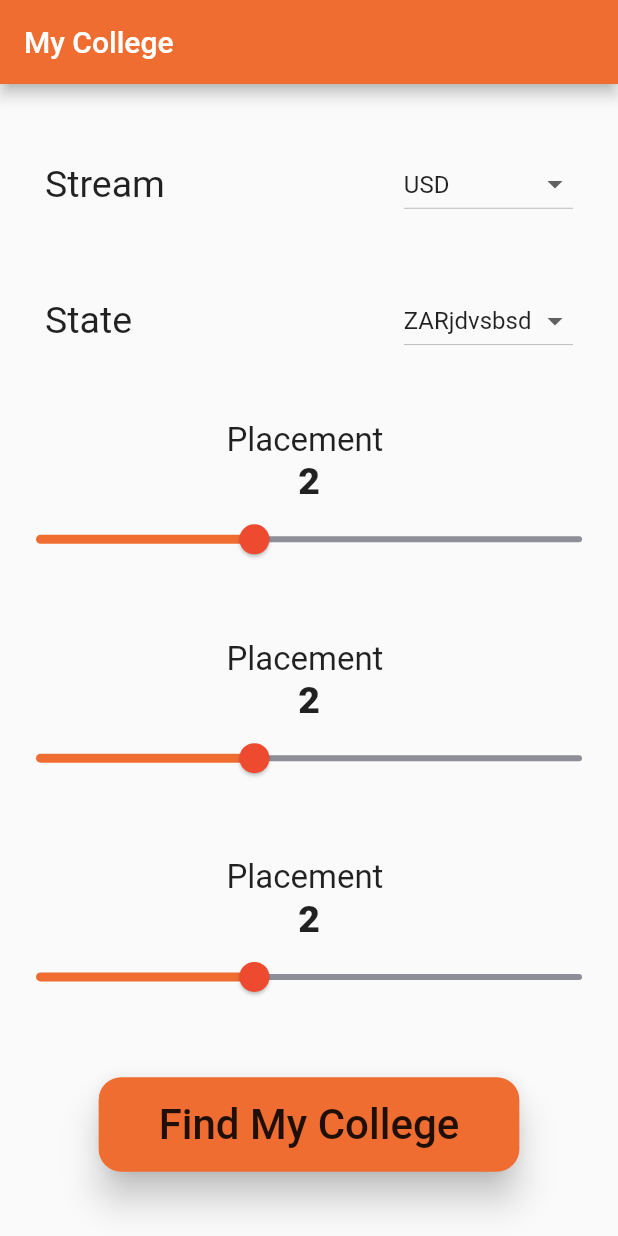
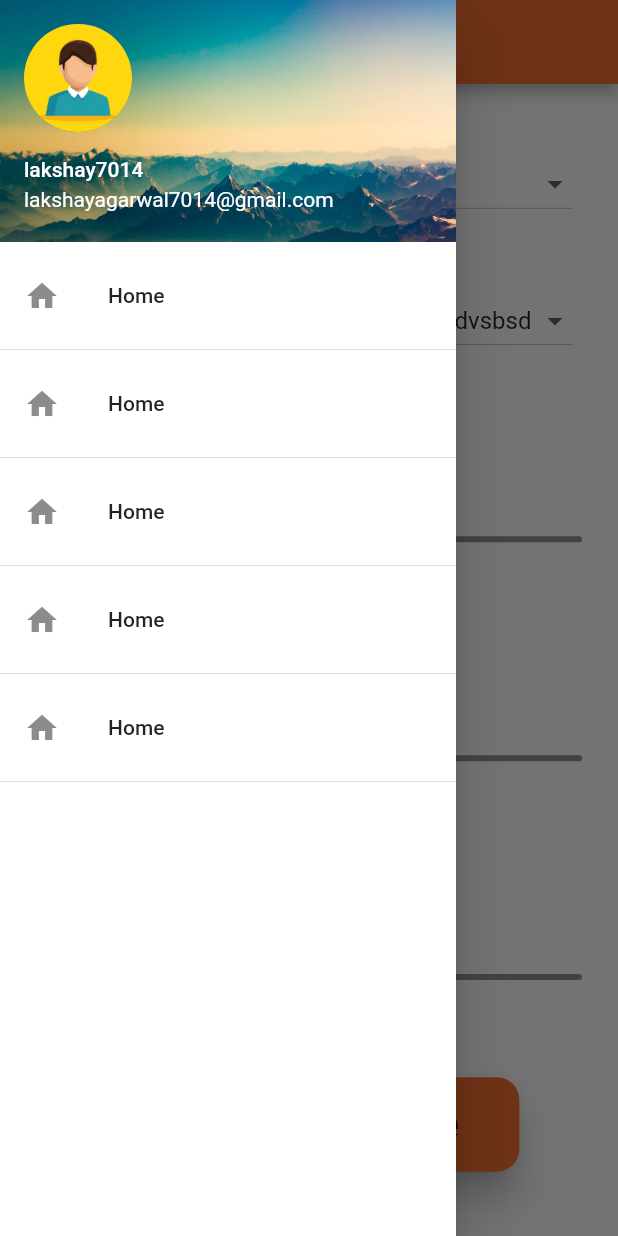
Before and after one commit to tejaswi755/practice, a Flutter app: the screen it shows after launch, with the side drawer open (before the commit the screen has no drawer), on a phone screen of 412 x 824 dp. Run offline on Flutter 3.47's test engine with Material 2 defaults, Android fonts, the phone set to English and light mode, and no system bars.

Commit message:
this a commit!

```diff
--- a/lib/home.dart
+++ b/lib/home.dart
@@ -1,6 +1,6 @@
 import 'package:flutter/material.dart';
 import 'package:sihhome/constants.dart';
-
+import 'package:sihhome/navigation_drawer.dart';
 class Myhome extends StatefulWidget {
   const Myhome({Key? key}) : super(key: key);
 
@@ -16,11 +16,14 @@ class _MyhomeState extends State<Myhome> {
   var height3 = 2;
 
   DropdownButton streamDropDown(List namelist) {
+
     List<DropdownMenuItem<String>> currencyItemlist = [];
     for (String item in namelist) {
       var menueItem = DropdownMenuItem(
+
         child: Text(item),
         value: item,
+
       );
       currencyItemlist.add(menueItem);
     }
@@ -88,7 +91,9 @@ class _MyhomeState extends State<Myhome> {
   @override
   Widget build(BuildContext context) {
     return Scaffold(
+      drawer: const NavigationDrawerWidget(),
       appBar: AppBar(
+        centerTitle: true,
         backgroundColor: kActiveColour,
         title: const Text("My College"),
       ),
--- /dev/null
+++ b/lib/navigation_drawer.dart
@@ -0,0 +1,82 @@
+import 'package:flutter/material.dart';
+
+
+class NavigationDrawerWidget extends StatefulWidget {
+  const NavigationDrawerWidget({Key? key}) : super(key: key);
+
+  @override
+  State<NavigationDrawerWidget> createState() => _NavigationDrawerWidgetState();
+}
+
+class _NavigationDrawerWidgetState extends State<NavigationDrawerWidget> {
+  @override
+  Widget build(BuildContext context) {
+    return Drawer(
+      backgroundColor: Colors.white,
+      child: ListView(
+          padding: EdgeInsets.zero,
+          children: const [
+            UserAccountsDrawerHeader(
+
+              decoration: BoxDecoration(
+                // color: Colors.black
+                  image: DecorationImage(
+                    fit: BoxFit.cover,
+                    image: AssetImage('assets/background3.webp'),)
+              ),
+              accountName:Text("lakshay7014",
+                style: TextStyle(
+                  color: Colors.white,
+                ),
+              ),
+              accountEmail: Text('lakshayagarwal7014@gmail.com',
+                style: TextStyle(
+                  color: Colors.white,
+                ),
+              ),
+              currentAccountPicture: CircleAvatar(
+                child: ClipOval(
+                  child: Image(
+                    height: 90,
+                    width: 90,
+                    fit: BoxFit.cover,
+                    image: AssetImage("assets/profile.webp",
+                    ),
+                  ),
+                ),
+              ),
+            ),
+            ListTile(
+              leading: Icon(Icons.home),
+              title: Text("Home"),
+              onTap: null,
+            ),
+            Divider(),
+            ListTile(
+              leading: Icon(Icons.home),
+              title: Text("Home"),
+              onTap: null,
+            ),
+            Divider(),
+            ListTile(
+              leading: Icon(Icons.home),
+              title: Text("Home"),
+              onTap: null,
+            ),
+            Divider(),
+            ListTile(
+              leading: Icon(Icons.home),
+              title: Text("Home"),
+              onTap: null,
+            ),
+            Divider(),
+            ListTile(
+              leading: Icon(Icons.home),
+              title: Text("Home"),
+              onTap: null,
+            ),
+            Divider(),
+          ]),
+    );
+  }
+}
--- a/pubspec.yaml
+++ b/pubspec.yaml
@@ -58,8 +58,8 @@ flutter:
   uses-material-design: true
 
   # To add assets to your application, add an assets section, like this:
-  # assets:
-  #   - images/a_dot_burr.jpeg
+  assets:
+     - assets/
   #   - images/a_dot_ham.jpeg
 
   # An image asset can refer to one or more resolution-specific "variants", see
```
Also changed, not shown: assets/background3.webp (added), assets/profile.webp (added), pubspec.lock, 1 other file.
